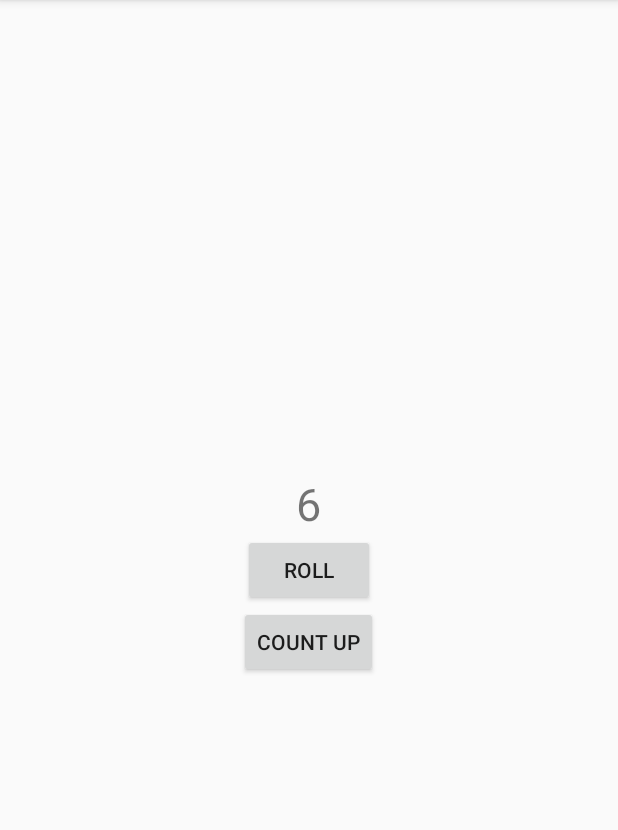
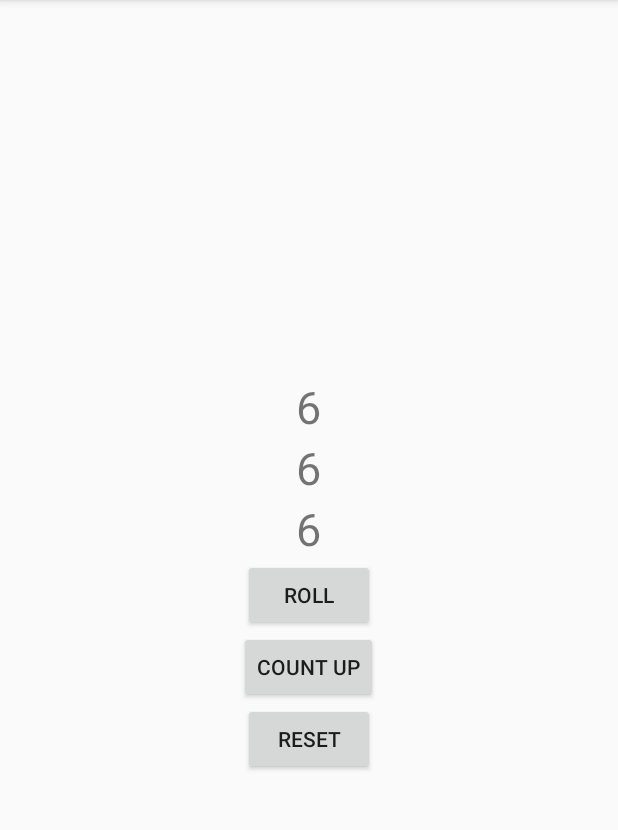
Before and after one commit to cherrylim99/DiceRoller, an Android app: the screen it shows after launch (MainActivity), after a tap on "COUNT UP", on a phone screen of 412 x 824 dp, the part 84-914 px from its top. Run offline under Robolectric (Android 15) with nearby library versions, the phone set to English and light mode, and no system bars; 1 other tap on this screen came first.

Commit message:
Practice_1_RollDice_Updated

```diff
--- a/app/src/main/java/com/example/diceroller/MainActivity.kt
+++ b/app/src/main/java/com/example/diceroller/MainActivity.kt
@@ -19,15 +19,23 @@ class MainActivity : AppCompatActivity() {
 
         val rollButton2: Button = findViewById(R.id.roll_button2)
         rollButton2.setOnClickListener { rollDice2() }
+
+        val rollButton3: Button = findViewById(R.id.roll_button3)
+        rollButton3.setOnClickListener { rollDice3() }
     }
 
     private fun rollDice(){
         val resultText: TextView = findViewById(R.id.result_text)
+        val resultText2: TextView = findViewById(R.id.result_text2)
+        val resultText3: TextView = findViewById(R.id.result_text3)
         /* resultText.text = "Dice Rolled!" //temporary string which temporary changed the text "Hello World!" -> "Dice Rolled!"
         */
         val randomInt = Random().nextInt(6) + 1
+        val randomInt2 = Random().nextInt(6) + 1
+        val randomInt3 = Random().nextInt(6) + 1
         resultText.text = randomInt.toString()
-
+        resultText2.text = randomInt2.toString()
+        resultText3.text = randomInt3.toString()
 
         //Toast is a view that shows a simple message in a small popup window.
         //A duration, for example (Toast.LENGTH_SHORT)
@@ -37,7 +45,8 @@ class MainActivity : AppCompatActivity() {
 
     private fun rollDice2(){
         val resultText: TextView = findViewById(R.id.result_text)
-
+        val resultText2: TextView = findViewById(R.id.result_text2)
+        val resultText3: TextView = findViewById(R.id.result_text3)
         //If text is "Hello World!" set that text to 1
         if (resultText.text == "Hello World!")
         {
@@ -55,5 +64,43 @@ class MainActivity : AppCompatActivity() {
                 resultText.text = resultInt.toString()
             }
         }
+
+        if (resultText2.text == "Hello World 2!")
+        {
+            resultText2.text = "1"
+        }
+        else
+        {
+            var resultInt2 = resultText2.text.toString().toInt()
+
+            if (resultInt2 < 6) {
+                resultInt2++
+                resultText2.text = resultInt2.toString()
+            }
+        }
+
+        if (resultText3.text == "Hello World 3!")
+        {
+            resultText3.text = "1"
+        }
+        else
+        {
+            var resultInt3 = resultText3.text.toString().toInt()
+
+            if (resultInt3 < 6) {
+                resultInt3++
+                resultText3.text = resultInt3.toString()
+            }
+        }
+    }
+
+    private fun rollDice3(){
+        val resultText: TextView = findViewById(R.id.result_text)
+        val resultText2: TextView = findViewById(R.id.result_text2)
+        val resultText3: TextView = findViewById(R.id.result_text3)
+
+        resultText.text = "0"
+        resultText2.text = "0"
+        resultText3.text = "0"
     }
 }
--- a/app/src/main/res/layout/activity_main.xml
+++ b/app/src/main/res/layout/activity_main.xml
@@ -17,12 +17,28 @@
         android:textSize="30sp"
         android:text="Hello World!" />
 
+    <TextView
+        android:id="@+id/result_text2"
+        android:layout_width="wrap_content"
+        android:layout_height="wrap_content"
+        android:layout_gravity="center_horizontal"
+        android:textSize="30sp"
+        android:text="Hello World 2!" />
+    <TextView
+        android:id="@+id/result_text3"
+        android:layout_width="wrap_content"
+        android:layout_height="wrap_content"
+        android:layout_gravity="center_horizontal"
+        android:textSize="30sp"
+        android:text="Hello World 3!" />
+
     <Button
         android:id="@+id/roll_button"
         android:layout_width="wrap_content"
         android:layout_height="wrap_content"
         android:layout_gravity="center_horizontal"
         android:text="@string/roll_label" />
+
     <Button
         android:id="@+id/roll_button2"
         android:layout_width="wrap_content"
@@ -30,4 +46,11 @@
         android:layout_gravity="center_horizontal"
         android:text="@string/roll_label2" />
 
+    <Button
+        android:id="@+id/roll_button3"
+        android:layout_width="wrap_content"
+        android:layout_height="wrap_content"
+        android:layout_gravity="center_horizontal"
+        android:text="@string/roll_label3" />
+
 </LinearLayout>
--- a/app/src/main/res/values/strings.xml
+++ b/app/src/main/res/values/strings.xml
@@ -2,4 +2,5 @@
     <string name="app_name">DiceRoller</string>
     <string name="roll_label">Roll</string>
     <string name="roll_label2">Count Up</string>
+    <string name="roll_label3">Reset</string>
 </resources>
```
